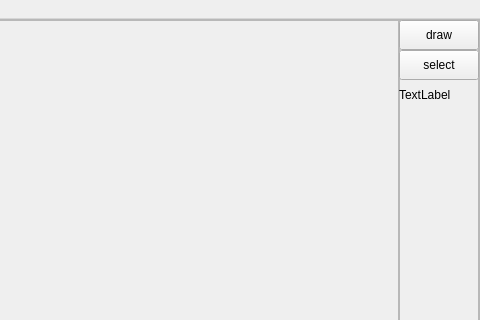
Above: editor/mainwindow.ui from ErrrOrrr503/DOORkaEngine before the change; both pictures show x 320 to 800 and y 0 to 320 of the 800 by 600 pixel window. Below: the same form after it.
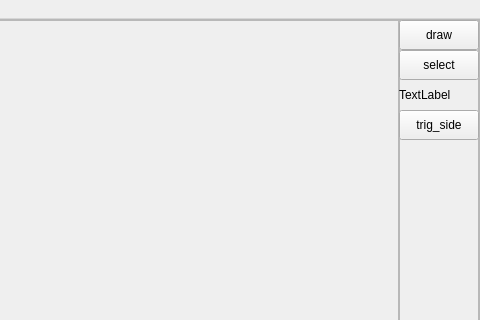
That is the form after the change.

Diff of the .ui file:
```diff
--- a/editor/mainwindow.ui
+++ b/editor/mainwindow.ui
@@ -153,6 +153,19 @@
            <string>TextLabel</string>
           </property>
          </widget>
+         <widget class="QPushButton" name="trig_sideButton">
+          <property name="geometry">
+           <rect>
+            <x>0</x>
+            <y>90</y>
+            <width>80</width>
+            <height>30</height>
+           </rect>
+          </property>
+          <property name="text">
+           <string>trig_side</string>
+          </property>
+         </widget>
         </widget>
        </item>
       </layout>
```
